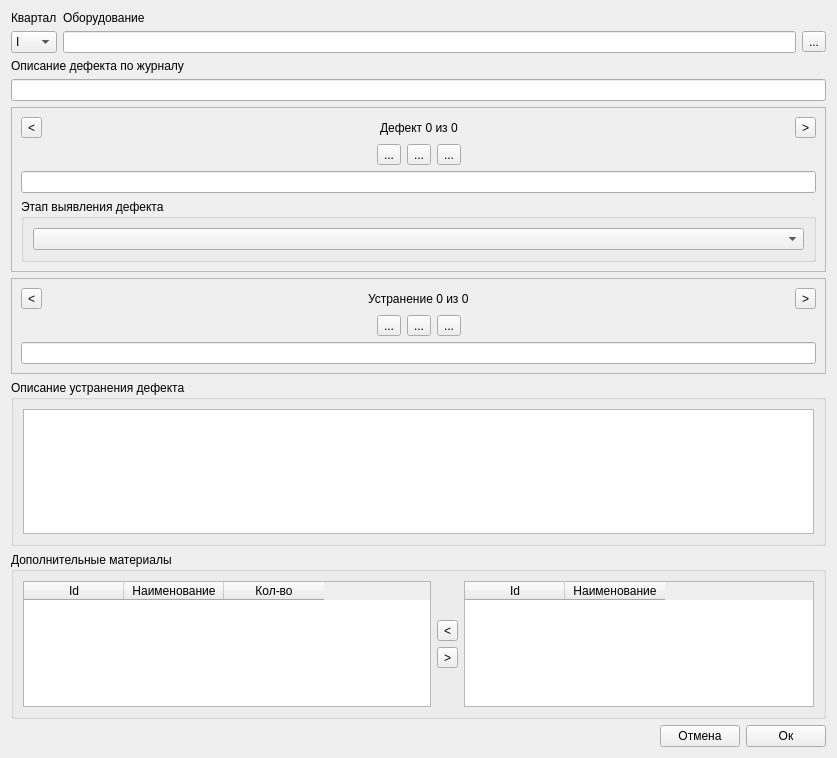
This is defectform.ui in Balyaev-D-A/MFDB as Qt 5 draws it before an edit. The edited form follows.
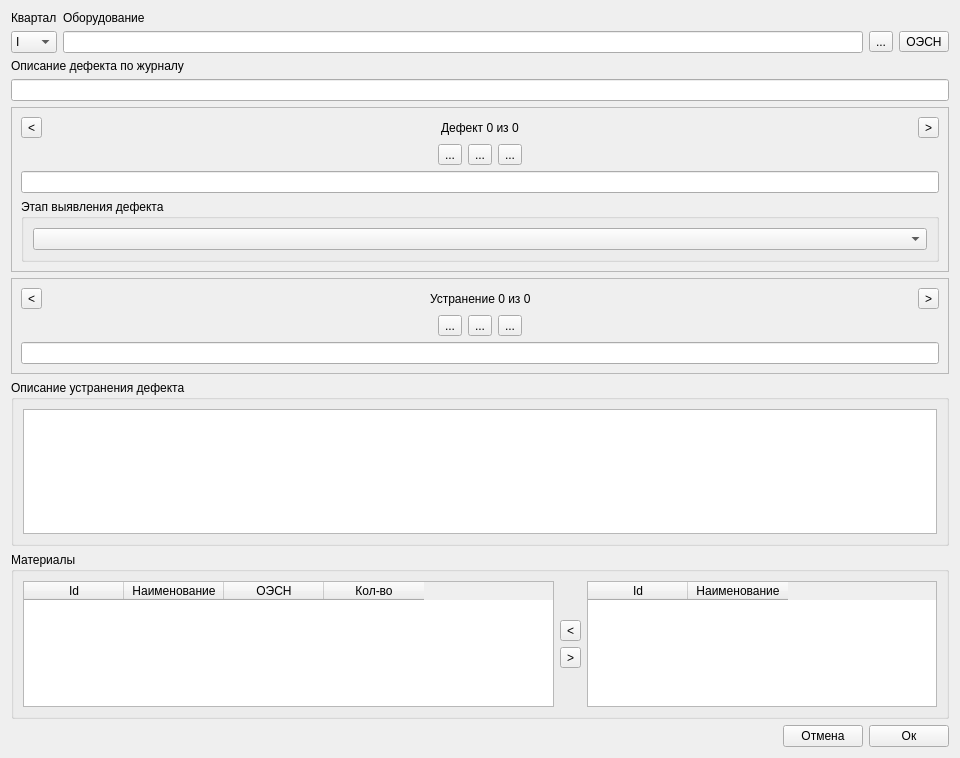
This is the edited form. Icons and pictures are not drawn. Custom widgets are drawn as their Qt base class.

Diff of the .ui file:
```diff
--- a/defectform.ui
+++ b/defectform.ui
@@ -6,7 +6,7 @@
    <rect>
     <x>0</x>
     <y>0</y>
-    <width>837</width>
+    <width>960</width>
     <height>758</height>
    </rect>
   </property>
@@ -82,6 +82,13 @@
            </property>
           </widget>
          </item>
+         <item>
+          <widget class="QToolButton" name="oesnButton">
+           <property name="text">
+            <string>ОЭСН</string>
+           </property>
+          </widget>
+         </item>
         </layout>
        </item>
       </layout>
@@ -393,7 +400,7 @@
    <item>
     <widget class="QGroupBox" name="groupBox">
      <property name="title">
-      <string>Дополнительные материалы</string>
+      <string>Материалы</string>
      </property>
      <layout class="QHBoxLayout" name="horizontalLayout_2">
       <item>
@@ -408,7 +415,7 @@
          <enum>QAbstractItemView::DragDrop</enum>
         </property>
         <property name="sortingEnabled">
-         <bool>true</bool>
+         <bool>false</bool>
         </property>
         <attribute name="verticalHeaderVisible">
          <bool>false</bool>
@@ -423,6 +430,11 @@
           <string>Наименование</string>
          </property>
         </column>
+        <column>
+         <property name="text">
+          <string>ОЭСН</string>
+         </property>
+        </column>
         <column>
          <property name="text">
           <string>Кол-во</string>
```
Left out of the diff: 18 changed lines with no effect on the pictures.
